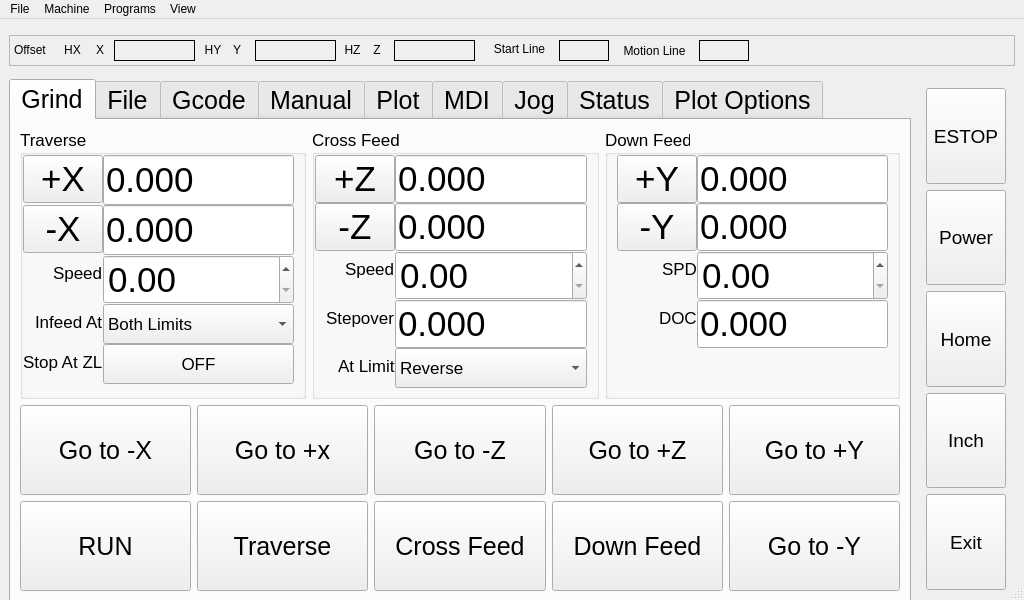
Qt form config/grinder_touch.ui (digiexchris/grinder_touch) before a commit.
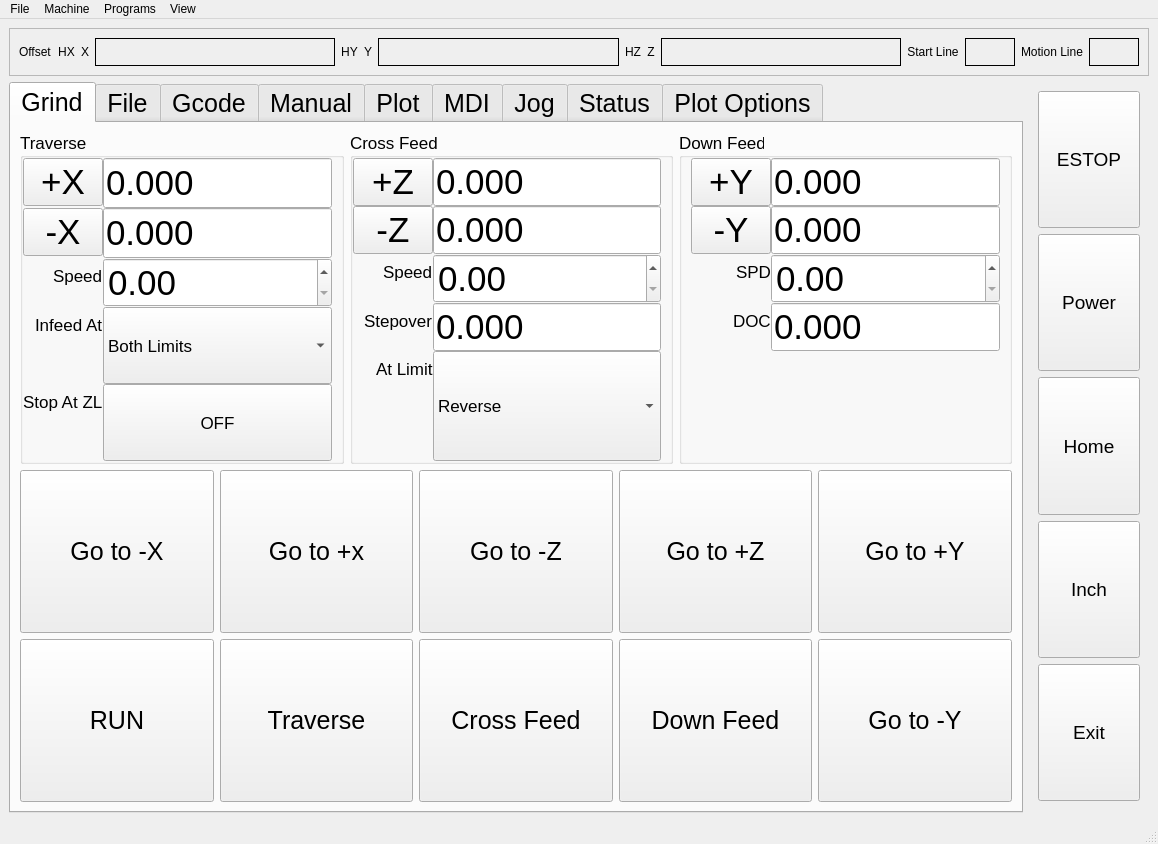
The same form after that commit.

Commit message: Adjust for larger resolutions:

Patch:
```diff
--- a/config/grinder_touch.ui
+++ b/config/grinder_touch.ui
@@ -6,8 +6,8 @@
    <rect>
     <x>0</x>
     <y>0</y>
-    <width>1024</width>
-    <height>600</height>
+    <width>1158</width>
+    <height>844</height>
    </rect>
   </property>
   <property name="sizePolicy">
@@ -24,8 +24,8 @@
   </property>
   <property name="maximumSize">
    <size>
-    <width>1024</width>
-    <height>600</height>
+    <width>1920</width>
+    <height>1200</height>
    </size>
   </property>
   <property name="baseSize">
@@ -45,7 +45,7 @@
   </property>
   <widget class="QWidget" name="centralwidget">
    <property name="sizePolicy">
-    <sizepolicy hsizetype="Fixed" vsizetype="Fixed">
+    <sizepolicy hsizetype="Expanding" vsizetype="Expanding">
      <horstretch>0</horstretch>
      <verstretch>0</verstretch>
     </sizepolicy>
@@ -58,7 +58,7 @@
    </property>
    <property name="maximumSize">
     <size>
-     <width>1024</width>
+     <width>19200</width>
      <height>16777215</height>
     </size>
    </property>
@@ -72,7 +72,7 @@
     <item row="0" column="0" colspan="2">
      <widget class="QFrame" name="frame_4">
       <property name="sizePolicy">
-       <sizepolicy hsizetype="Minimum" vsizetype="Fixed">
+       <sizepolicy hsizetype="Expanding" vsizetype="Fixed">
         <horstretch>0</horstretch>
         <verstretch>0</verstretch>
        </sizepolicy>
@@ -80,7 +80,7 @@
       <property name="minimumSize">
        <size>
         <width>0</width>
-        <height>31</height>
+        <height>42</height>
        </size>
       </property>
       <property name="frameShape">
@@ -89,132 +89,16 @@
       <property name="frameShadow">
        <enum>QFrame::Raised</enum>
       </property>
-      <widget class="QLabel" name="label_2">
-       <property name="geometry">
-        <rect>
-         <x>220</x>
-         <y>5</y>
-         <width>16</width>
-         <height>19</height>
-        </rect>
-       </property>
+      <layout class="QHBoxLayout" name="horizontalLayout">
+       <item>
+        <widget class="QLabel" name="label_34">
        <property name="text">
-        <string>Y</string>
-       </property>
-       <property name="alignment">
-        <set>Qt::AlignCenter</set>
-       </property>
-      </widget>
-      <widget class="QLabel" name="label_3">
-       <property name="geometry">
-        <rect>
-         <x>360</x>
-         <y>5</y>
-         <width>16</width>
-         <height>19</height>
-        </rect>
-       </property>
-       <property name="text">
-        <string>Z</string>
-       </property>
-       <property name="alignment">
-        <set>Qt::AlignCenter</set>
-       </property>
-      </widget>
-      <widget class="QLabel" name="dro_lb_x">
-       <property name="geometry">
-        <rect>
-         <x>105</x>
-         <y>5</y>
-         <width>81</width>
-         <height>21</height>
-        </rect>
-       </property>
-       <property name="font">
-        <font>
-         <family>FreeMono</family>
-         <pointsize>12</pointsize>
-         <bold>true</bold>
-        </font>
-       </property>
-       <property name="frameShape">
-        <enum>QFrame::Box</enum>
-       </property>
-       <property name="text">
-        <string/>
-       </property>
-      </widget>
-      <widget class="QLabel" name="dro_lb_z">
-       <property name="geometry">
-        <rect>
-         <x>385</x>
-         <y>5</y>
-         <width>81</width>
-         <height>21</height>
-        </rect>
-       </property>
-       <property name="font">
-        <font>
-         <family>FreeMono</family>
-         <pointsize>12</pointsize>
-         <bold>true</bold>
-        </font>
-       </property>
-       <property name="frameShape">
-        <enum>QFrame::Box</enum>
-       </property>
-       <property name="text">
-        <string/>
-       </property>
-      </widget>
-      <widget class="QLabel" name="label">
-       <property name="geometry">
-        <rect>
-         <x>83</x>
-         <y>5</y>
-         <width>16</width>
-         <height>19</height>
-        </rect>
-       </property>
-       <property name="text">
-        <string>X</string>
-       </property>
-       <property name="alignment">
-        <set>Qt::AlignCenter</set>
-       </property>
-      </widget>
-      <widget class="QLabel" name="dro_lb_y">
-       <property name="geometry">
-        <rect>
-         <x>246</x>
-         <y>5</y>
-         <width>81</width>
-         <height>21</height>
-        </rect>
-       </property>
-       <property name="font">
-        <font>
-         <family>FreeMono</family>
-         <pointsize>12</pointsize>
-         <bold>true</bold>
-        </font>
-       </property>
-       <property name="frameShape">
-        <enum>QFrame::Box</enum>
-       </property>
-       <property name="text">
-        <string/>
-       </property>
-      </widget>
+          <string>Offset</string>
+         </property>
+        </widget>
+       </item>
+       <item>
       <widget class="QLabel" name="home_lb_0">
-       <property name="geometry">
-        <rect>
-         <x>53</x>
-         <y>5</y>
-         <width>21</width>
-         <height>19</height>
-        </rect>
-       </property>
        <property name="frameShape">
         <enum>QFrame::NoFrame</enum>
        </property>
@@ -225,15 +109,48 @@
         <set>Qt::AlignCenter</set>
        </property>
       </widget>
+       </item>
+       <item>
+        <widget class="QLabel" name="label">
+         <property name="text">
+          <string>X</string>
+         </property>
+         <property name="alignment">
+          <set>Qt::AlignCenter</set>
+         </property>
+        </widget>
+       </item>
+       <item>
+        <widget class="QLabel" name="dro_lb_x">
+         <property name="sizePolicy">
+          <sizepolicy hsizetype="Expanding" vsizetype="Expanding">
+           <horstretch>0</horstretch>
+           <verstretch>0</verstretch>
+          </sizepolicy>
+         </property>
+         <property name="minimumSize">
+          <size>
+           <width>0</width>
+           <height>28</height>
+          </size>
+         </property>
+         <property name="font">
+          <font>
+           <family>FreeMono</family>
+           <pointsize>14</pointsize>
+           <bold>true</bold>
+          </font>
+         </property>
+         <property name="frameShape">
+          <enum>QFrame::Box</enum>
+         </property>
+         <property name="text">
+          <string/>
+         </property>
+        </widget>
+       </item>
+       <item>
       <widget class="QLabel" name="home_lb_1">
-       <property name="geometry">
-        <rect>
-         <x>194</x>
-         <y>5</y>
-         <width>20</width>
-         <height>19</height>
-        </rect>
-       </property>
        <property name="frameShape">
         <enum>QFrame::NoFrame</enum>
        </property>
@@ -244,15 +161,42 @@
         <set>Qt::AlignCenter</set>
        </property>
       </widget>
+       </item>
+       <item>
+        <widget class="QLabel" name="label_2">
+         <property name="text">
+          <string>Y</string>
+         </property>
+         <property name="alignment">
+          <set>Qt::AlignCenter</set>
+         </property>
+        </widget>
+       </item>
+       <item>
+        <widget class="QLabel" name="dro_lb_y">
+         <property name="sizePolicy">
+          <sizepolicy hsizetype="Expanding" vsizetype="Expanding">
+           <horstretch>0</horstretch>
+           <verstretch>0</verstretch>
+          </sizepolicy>
+         </property>
+         <property name="font">
+          <font>
+           <family>FreeMono</family>
+           <pointsize>14</pointsize>
+           <bold>true</bold>
+          </font>
+         </property>
+         <property name="frameShape">
+          <enum>QFrame::Box</enum>
+         </property>
+         <property name="text">
+          <string/>
+         </property>
+        </widget>
+       </item>
+       <item>
       <widget class="QLabel" name="home_lb_2">
-       <property name="geometry">
-        <rect>
-         <x>333</x>
-         <y>5</y>
-         <width>21</width>
-         <height>19</height>
-        </rect>
-       </property>
        <property name="frameShape">
         <enum>QFrame::NoFrame</enum>
        </property>
@@ -263,39 +207,30 @@
         <set>Qt::AlignCenter</set>
        </property>
       </widget>
-      <widget class="QLabel" name="label_34">
-       <property name="geometry">
-        <rect>
-         <x>5</x>
-         <y>5</y>
-         <width>46</width>
-         <height>19</height>
-        </rect>
-       </property>
+       </item>
+       <item>
+        <widget class="QLabel" name="label_3">
        <property name="text">
-        <string>Offset</string>
-       </property>
-      </widget>
-      <widget class="QLabel" name="motion_line_lb">
-       <property name="geometry">
-        <rect>
-         <x>690</x>
-         <y>5</y>
-         <width>50</width>
-         <height>21</height>
-        </rect>
-       </property>
-       <property name="maximumSize">
-        <size>
-         <width>50</width>
-         <height>16777215</height>
-        </size>
+          <string>Z</string>
+         </property>
+         <property name="alignment">
+          <set>Qt::AlignCenter</set>
+         </property>
+        </widget>
+       </item>
+       <item>
+        <widget class="QLabel" name="dro_lb_z">
+         <property name="sizePolicy">
+          <sizepolicy hsizetype="Expanding" vsizetype="Expanding">
+           <horstretch>0</horstretch>
+           <verstretch>0</verstretch>
+          </sizepolicy>
        </property>
        <property name="font">
         <font>
          <family>FreeMono</family>
-         <pointsize>12</pointsize>
-         <bold>false</bold>
+           <pointsize>14</pointsize>
+           <bold>true</bold>
         </font>
        </property>
        <property name="frameShape">
@@ -304,19 +239,10 @@
        <property name="text">
         <string/>
        </property>
-       <property name="alignment">
-        <set>Qt::AlignRight|Qt::AlignTrailing|Qt::AlignVCenter</set>
-       </property>
-      </widget>
+        </widget>
+       </item>
+       <item>
       <widget class="QLabel" name="label_5">
-       <property name="geometry">
-        <rect>
-         <x>470</x>
-         <y>0</y>
-         <width>81</width>
-         <height>27</height>
-        </rect>
-       </property>
        <property name="text">
         <string>Start Line</string>
        </property>
@@ -324,14 +250,14 @@
         <set>Qt::AlignCenter</set>
        </property>
       </widget>
+       </item>
+       <item>
       <widget class="QLabel" name="start_line_lb">
-       <property name="geometry">
-        <rect>
-         <x>550</x>
-         <y>5</y>
-         <width>50</width>
-         <height>21</height>
-        </rect>
+         <property name="sizePolicy">
+          <sizepolicy hsizetype="Expanding" vsizetype="Expanding">
+           <horstretch>0</horstretch>
+           <verstretch>0</verstretch>
+          </sizepolicy>
        </property>
        <property name="maximumSize">
         <size>
@@ -342,7 +268,7 @@
        <property name="font">
         <font>
          <family>FreeMono</family>
-         <pointsize>12</pointsize>
+           <pointsize>14</pointsize>
          <bold>false</bold>
         </font>
        </property>
@@ -356,15 +282,9 @@
         <set>Qt::AlignRight|Qt::AlignTrailing|Qt::AlignVCenter</set>
        </property>
       </widget>
+       </item>
+       <item>
       <widget class="QLabel" name="label_4">
-       <property name="geometry">
-        <rect>
-         <x>600</x>
-         <y>5</y>
-         <width>91</width>
-         <height>21</height>
-        </rect>
-       </property>
        <property name="text">
         <string>Motion Line</string>
        </property>
@@ -372,20 +292,66 @@
         <set>Qt::AlignCenter</set>
        </property>
       </widget>
+       </item>
+       <item>
+        <widget class="QLabel" name="motion_line_lb">
+         <property name="sizePolicy">
+          <sizepolicy hsizetype="Expanding" vsizetype="Expanding">
+           <horstretch>0</horstretch>
+           <verstretch>0</verstretch>
+          </sizepolicy>
+         </property>
+         <property name="maximumSize">
+          <size>
+           <width>50</width>
+           <height>16777215</height>
+          </size>
+         </property>
+         <property name="font">
+          <font>
+           <family>FreeMono</family>
+           <pointsize>14</pointsize>
+           <bold>false</bold>
+          </font>
+         </property>
+         <property name="frameShape">
+          <enum>QFrame::Box</enum>
+         </property>
+         <property name="text">
+          <string/>
+         </property>
+         <property name="alignment">
+          <set>Qt::AlignRight|Qt::AlignTrailing|Qt::AlignVCenter</set>
+         </property>
+        </widget>
+       </item>
+      </layout>
      </widget>
     </item>
     <item row="1" column="1">
      <widget class="QFrame" name="frame">
       <property name="sizePolicy">
-       <sizepolicy hsizetype="Preferred" vsizetype="Fixed">
+       <sizepolicy hsizetype="Fixed" vsizetype="Expanding">
         <horstretch>0</horstretch>
         <verstretch>0</verstretch>
        </sizepolicy>
       </property>
+      <property name="minimumSize">
+       <size>
+        <width>120</width>
+        <height>0</height>
+       </size>
+      </property>
       <property name="maximumSize">
        <size>
         <width>16777215</width>
-        <height>523</height>
+        <height>10000</height>
+       </size>
+      </property>
+      <property name="baseSize">
+       <size>
+        <width>0</width>
+        <height>0</height>
        </size>
       </property>
       <layout class="QVBoxLayout" name="verticalLayout">
@@ -395,11 +361,17 @@
        <item>
         <widget class="QPushButton" name="estop_pb">
          <property name="sizePolicy">
-          <sizepolicy hsizetype="Minimum" vsizetype="MinimumExpanding">
+          <sizepolicy hsizetype="Expanding" vsizetype="Expanding">
            <horstretch>0</horstretch>
            <verstretch>0</verstretch>
           </sizepolicy>
          </property>
+         <property name="minimumSize">
+          <size>
+           <width>60</width>
+           <height>0</height>
+          </size>
+         </property>
          <property name="font">
           <font>
            <pointsize>14</pointsize>
@@ -442,6 +414,12 @@
            <verstretch>0</verstretch>
           </sizepolicy>
          </property>
+         <property name="minimumSize">
+          <size>
+           <width>60</width>
+           <height>0</height>
+          </size>
+         </property>
          <property name="font">
           <font>
            <pointsize>14</pointsize>
@@ -503,15 +481,21 @@
        <bool>true</bool>
       </property>
       <property name="sizePolicy">
-       <sizepolicy hsizetype="Expanding" vsizetype="Fixed">
+       <sizepolicy hsizetype="Expanding" vsizetype="Expanding">
         <horstretch>0</horstretch>
         <verstretch>0</verstretch>
        </sizepolicy>
       </property>
+      <property name="minimumSize">
+       <size>
+        <width>580</width>
+        <height>0</height>
+       </size>
+      </property>
       <property name="maximumSize">
        <size>
-        <width>918</width>
-        <height>523</height>
+        <width>100000</width>
+        <height>100000</height>
        </size>
       </property>
       <property name="font">
@@ -713,6 +697,12 @@
              </item>
              <item row="3" column="1">
               <widget class="QComboBox" name="crossfeed_at_cb">
+               <property name="sizePolicy">
+                <sizepolicy hsizetype="Preferred" vsizetype="Expanding">
+                 <horstretch>0</horstretch>
+                 <verstretch>0</verstretch>
+                </sizepolicy>
+               </property>
                <property name="minimumSize">
                 <size>
                  <width>0</width>
@@ -755,6 +745,12 @@
              </item>
              <item row="4" column="1">
               <widget class="QPushButton" name="stop_at_z_limit_pb">
+               <property name="sizePolicy">
+                <sizepolicy hsizetype="Minimum" vsizetype="Expanding">
+                 <horstretch>0</horstretch>
+                 <verstretch>0</verstretch>
+                </sizepolicy>
+               </property>
                <property name="minimumSize">
                 <size>
                  <width>0</width>
@@ -946,6 +942,12 @@
              </item>
              <item row="4" column="1">
               <widget class="QComboBox" name="repeat_at_cb">
+               <property name="sizePolicy">
+                <sizepolicy hsizetype="Preferred" vsizetype="Expanding">
+                 <horstretch>0</horstretch>
+                 <verstretch>0</verstretch>
+                </sizepolicy>
+               </property>
                <property name="minimumSize">
                 <size>
                  <width>0</width>
@@ -1195,7 +1197,7 @@
           <item row="1" column="0">
            <widget class="QPushButton" name="run_stop_pb">
             <property name="sizePolicy">
-             <sizepolicy hsizetype="Minimum" vsizetype="Minimum">
+             <sizepolicy hsizetype="Minimum" vsizetype="Expanding">
               <horstretch>0</horstretch>
               <verstretch>0</verstretch>
              </sizepolicy>
@@ -1238,6 +1240,12 @@
           </item>
           <item row="0" column="2">
            <widget class="QPushButton" name="go_z_min_pb">
+            <property name="sizePolicy">
+             <sizepolicy hsizetype="Minimum" vsizetype="Minimum">
+              <horstretch>0</horstretch>
+              <verstretch>0</verstretch>
+             </sizepolicy>
+            </property>
             <property name="minimumSize">
              <size>
               <width>0</width>
@@ -1257,6 +1265,12 @@
           </item>
           <item row="0" column="3">
            <widget class="QPushButton" name="go_z_max_pb">
+            <property name="sizePolicy">
+             <sizepolicy hsizetype="Minimum" vsizetype="Minimum">
+              <horstretch>0</horstretch>
+              <verstretch>0</verstretch>
+             </sizepolicy>
+            </property>
             <property name="minimumSize">
              <size>
               <width>0</width>
@@ -1276,6 +1290,12 @@
           </item>
           <item row="0" column="1">
            <widget class="QPushButton" name="go_x_max_pb">
+            <property name="sizePolicy">
+             <sizepolicy hsizetype="Minimum" vsizetype="Expanding">
+              <horstretch>0</horstretch>
+              <verstretch>0</verstretch>
+             </sizepolicy>
+            </property>
             <property name="minimumSize">
              <size>
               <width>0</width>
@@ -1295,6 +1315,12 @@
           </item>
           <item row="0" column="0">
            <widget class="QPushButton" name="go_x_min_pb">
+            <property name="sizePolicy">
+             <sizepolicy hsizetype="Minimum" vsizetype="Expanding">
+              <horstretch>0</horstretch>
+              <verstretch>0</verstretch>
+             </sizepolicy>
+            </property>
             <property name="minimumSize">
              <size>
               <width>0</width>
@@ -1314,6 +1340,12 @@
           </item>
           <item row="0" column="4">
            <widget class="QPushButton" name="go_y_max_pb">
+            <property name="sizePolicy">
+             <sizepolicy hsizetype="Minimum" vsizetype="Minimum">
+              <horstretch>0</horstretch>
+              <verstretch>0</verstretch>
+             </sizepolicy>
+            </property>
             <property name="minimumSize">
              <size>
               <width>0</width>
@@ -1333,6 +1365,12 @@
           </item>
           <item row="1" column="4">
            <widget class="QPushButton" name="go_y_min_pb">
+            <property name="sizePolicy">
+             <sizepolicy hsizetype="Minimum" vsizetype="Minimum">
+              <horstretch>0</horstretch>
+              <verstretch>0</verstretch>
+             </sizepolicy>
+            </property>
             <property name="minimumSize">
              <size>
               <width>0</width>
@@ -4457,7 +4495,7 @@
     <rect>
      <x>0</x>
      <y>0</y>
-     <width>1024</width>
+     <width>1158</width>
      <height>19</height>
     </rect>
    </property>
```
Lines whose indentation alone changed are shown as unchanged.
